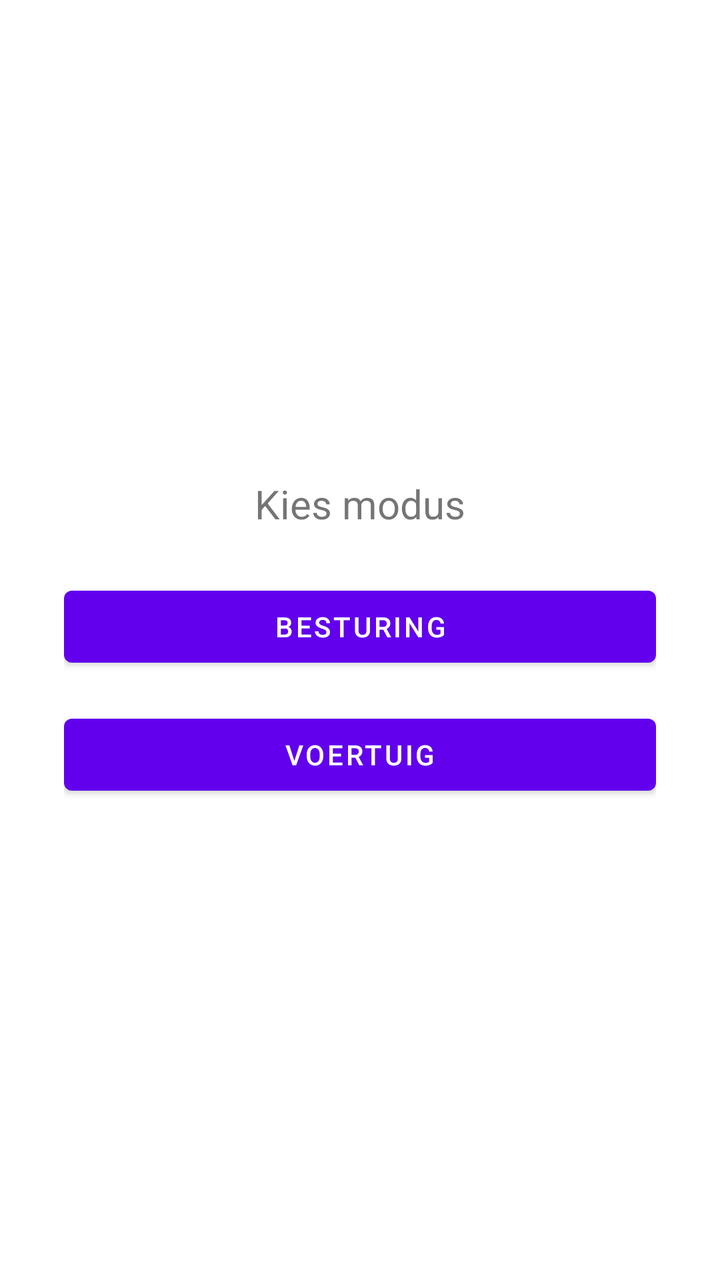
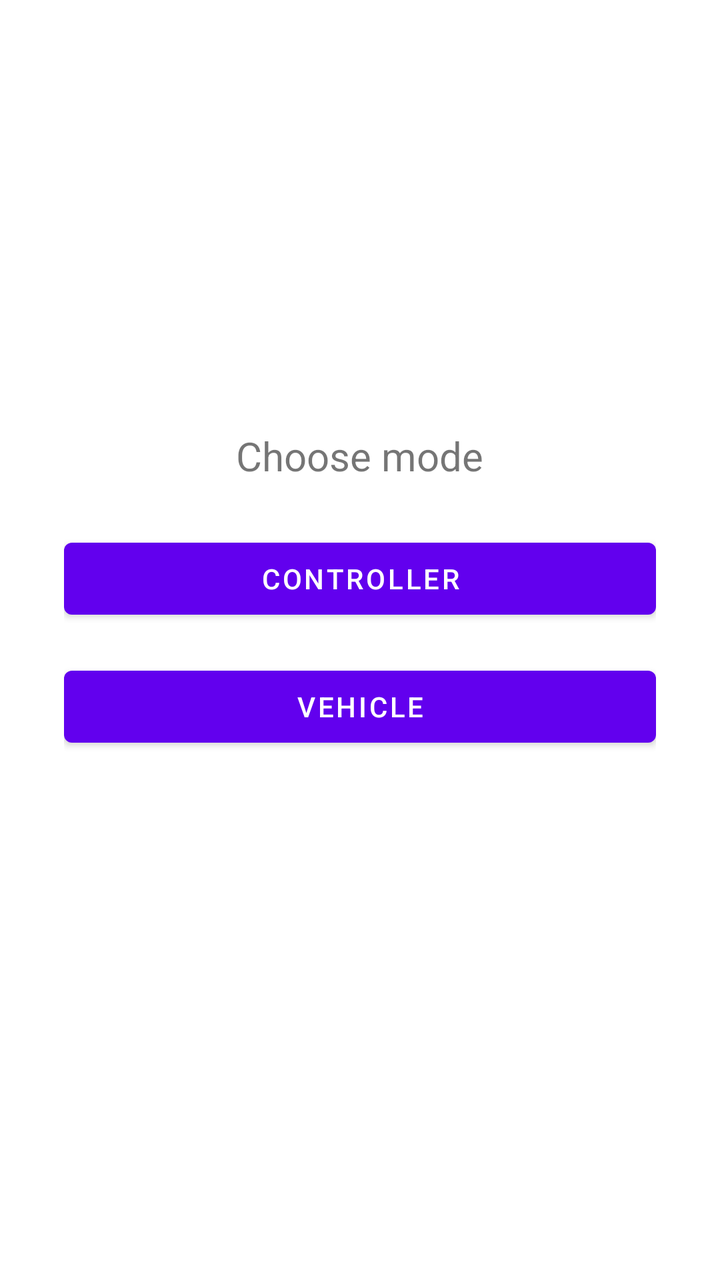

Before-and-after screenshots of an Android layout around one commit, followed by the original layout XML and the change that was made.
<!-- AndroidManifest.xml: application theme Theme.RcVehicle -->
<!-- res/layout/activity_main.xml -->
<?xml version="1.0" encoding="utf-8"?>
<LinearLayout xmlns:android="http://schemas.android.com/apk/res/android"
    android:layout_width="match_parent"
    android:layout_height="match_parent"
    android:orientation="vertical"
    android:gravity="center"
    android:padding="32dp">

    <TextView
        android:id="@+id/title"
        android:layout_width="wrap_content"
        android:layout_height="wrap_content"
        android:text="@string/mode_picker_title"
        android:textSize="20sp"
        android:layout_marginBottom="24dp" />

    <Button
        android:id="@+id/buttonController"
        android:layout_width="match_parent"
        android:layout_height="wrap_content"
        android:text="@string/mode_controller" />

    <Space
        android:layout_width="match_parent"
        android:layout_height="16dp" />

    <Button
        android:id="@+id/buttonVehicle"
        android:layout_width="match_parent"
        android:layout_height="wrap_content"
        android:text="@string/mode_vehicle" />

</LinearLayout>
<!-- resources referenced by this layout -->
<resources>
  <string name="mode_controller">Besturing</string>
  <string name="mode_picker_title">Kies modus</string>
  <string name="mode_vehicle">Voertuig</string>
  <style name="Theme.RcVehicle" parent="Theme.MaterialComponents.DayNight.NoActionBar" />
</resources>

<!-- the commit's change to res/layout/activity_main.xml (unified diff, before → after) -->
@@ -30,4 +30,12 @@
         android:layout_height="wrap_content"
         android:text="@string/mode_vehicle" />
 
+    <TextView
+        android:id="@+id/textAppVersion"
+        android:layout_width="wrap_content"
+        android:layout_height="wrap_content"
+        android:layout_marginTop="32dp"
+        android:textSize="12sp"
+        android:alpha="0.6" />
+
 </LinearLayout>
<!-- resource entries referenced after the edit -->
@@ -1,8 +1,8 @@
 <!-- resources referenced by this layout -->
 <resources>
-  <string name="mode_controller">Besturing</string>
-  <string name="mode_picker_title">Kies modus</string>
-  <string name="mode_vehicle">Voertuig</string>
+  <string name="mode_controller">Controller</string>
+  <string name="mode_picker_title">Choose mode</string>
+  <string name="mode_vehicle">Vehicle</string>
   <style name="Theme.RcVehicle" parent="Theme.MaterialComponents.DayNight.NoActionBar" />
 </resources>
 
